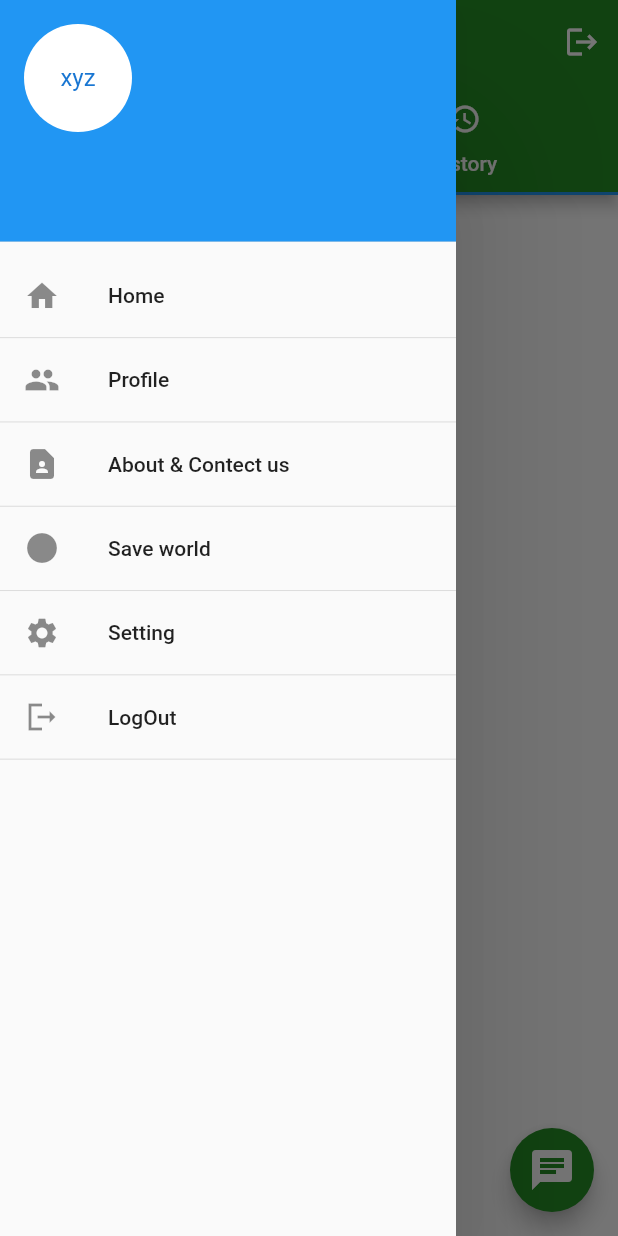
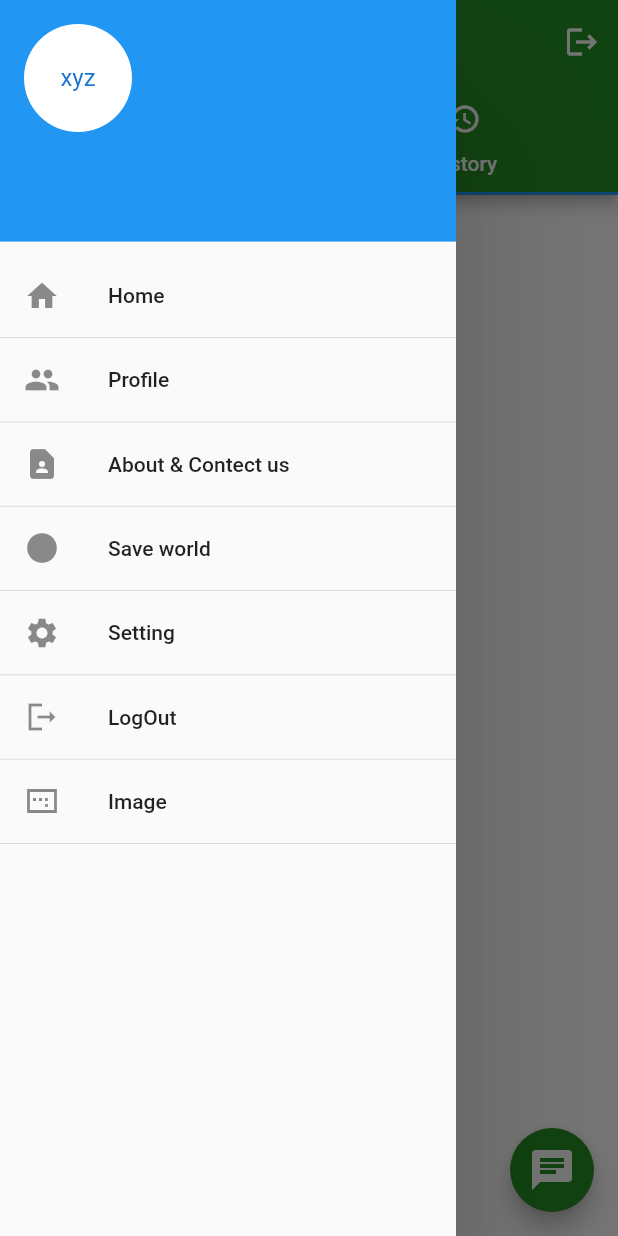
Before and after one commit to sarmiSiva/project, a Flutter app: the indexApp screen opened directly, tab 2 chosen, in the side drawer, after a tap on "Home", on a phone screen of 412 x 824 dp. Run offline on Flutter 3.47's test engine with Material 2 defaults, Android fonts, the phone set to English and light mode, and no system bars; our stand-ins replace cloud_firestore, firebase_auth, firebase_core, firebase_storage, flutter_signin_button, google_sign_in and 3 more; missing offline and left inert: dialogflow_grpc, firebase_auth_web, firebase_core_web, google_sign_in_web, sound_stream, tflite; accounts and stored records are empty; network calls fail; project files that could hold a hidden picture were left out.

Commit message:
some fixed

```diff
--- a/lib/addItem/form_screen.dart
+++ b/lib/addItem/form_screen.dart
@@ -1,8 +1,13 @@
+// import 'dart:html';
+import 'dart:io';
+
 import 'package:flutter/material.dart';
+import 'package:image_picker/image_picker.dart';
 import 'package:project_s/addItem/AddItemdb.dart';
-import 'package:project_s/imgclass/imgClassMyHomePage.dart';
+// import 'package:project_s/imgclass/imgClassMyHomePage.dart';
 import 'package:firebase_auth/firebase_auth.dart';
-import 'package:google_sign_in/google_sign_in.dart';
+// import 'package:google_sign_in/google_sign_in.dart';
+import 'package:tflite/tflite.dart';
 
 class FormScreen extends StatefulWidget {
   @override
@@ -15,6 +20,8 @@ class FormScreenState extends State<FormScreen> {
   final FirebaseAuth _auth = FirebaseAuth.instance;
   User user;
   bool isloggedin = false;
+  List _classifiedResult;
+  File _imageFile;
 
   checkAuthentification() async {
     _auth.authStateChanges().listen((user) {
@@ -42,6 +49,51 @@ class FormScreenState extends State<FormScreen> {
     super.initState();
     this.checkAuthentification();
     this.getUser();
+    loadImageModel();
+  }
+
+  // @override
+  // void dispose() {
+  //   super.dispose();
+  // }
+
+  Future loadImageModel() async {
+    Tflite.close();
+    String result;
+    result = await Tflite.loadModel(
+      model: "assets/catdog_model.tflite",
+      labels: "assets/cat_dog_labels.txt",
+    );
+    print(result);
+  }
+
+  Future selectImage() async {
+    final picker = ImagePicker();
+    var image =
+        await picker.getImage(source: ImageSource.gallery, maxHeight: 300);
+    classifyImage(image);
+  }
+
+  Future classifyImage(image) async {
+    _classifiedResult = null;
+    // Run tensorflowlite image classification model on the image
+    print("classification start $image");
+    final List result = await Tflite.runModelOnImage(
+      path: image.path,
+      numResults: 6,
+      threshold: 0.05,
+      imageMean: 127.5,
+      imageStd: 127.5,
+    );
+    print("classification done");
+    setState(() {
+      if (image != null) {
+        _imageFile = File(image.path);
+        _classifiedResult = result;
+      } else {
+        print('No image selected.');
+      }
+    });
   }
 
   String _itemname;
@@ -251,9 +303,62 @@ class FormScreenState extends State<FormScreen> {
           //margin: EdgeInsets.only(8.0, 8.0, 8.0, 0.0),
           child: Form(
             key: _formKey,
+            child: Center(
               child: Column(
                 mainAxisAlignment: MainAxisAlignment.center,
                 children: <Widget>[
+                  Container(
+                      margin: EdgeInsets.all(15),
+                      padding: EdgeInsets.all(15),
+                      decoration: BoxDecoration(
+                        color: Colors.white,
+                        borderRadius: BorderRadius.all(
+                          Radius.circular(15),
+                        ),
+                        border: Border.all(color: Colors.white),
+                        boxShadow: [
+                          BoxShadow(
+                            color: Colors.black12,
+                            offset: Offset(2, 2),
+                            spreadRadius: 2,
+                            blurRadius: 1,
+                          ),
+                        ],
+                      ),
+                      child: (_imageFile != null)
+                          ? Image.file(_imageFile)
+                          : Image.network('https://i.imgur.com/sUFH1Aq.png')),
+                  RaisedButton(
+                      onPressed: () {
+                        selectImage();
+                      },
+                      child: Icon(Icons.camera)),
+                  SizedBox(height: 20),
+                  SingleChildScrollView(
+                    child: Column(
+                      children: _classifiedResult != null
+                          ? _classifiedResult.map((result) {
+                              return Card(
+                                elevation: 0.0,
+                                color: Colors.lightBlue,
+                                child: Container(
+                                  width: 300,
+                                  margin: EdgeInsets.all(10),
+                                  child: Center(
+                                    child: Text(
+                                      "${result["label"]} :  ${(result["confidence"] * 100).toStringAsFixed(1)}%",
+                                      style: TextStyle(
+                                          color: Colors.black,
+                                          fontSize: 18.0,
+                                          fontWeight: FontWeight.bold),
+                                    ),
+                                  ),
+                                ),
+                              );
+                            }).toList()
+                          : [],
+                    ),
+                  ),
                   _additem(),
                   _addDescribe(),
                   _buildQuantity(),
@@ -350,6 +455,7 @@ class FormScreenState extends State<FormScreen> {
             ),
           ),
         ),
+      ),
 
       /*
         final String username = '${user.displayName}';
--- a/lib/main/indexApp.dart
+++ b/lib/main/indexApp.dart
@@ -207,6 +207,7 @@ import 'package:flutter/material.dart';
 import 'package:project_s/addItem/form_screen.dart';
 import 'package:project_s/chat/chatmain.dart';
 import 'package:project_s/constants.dart';
+import 'package:project_s/imgclass/imgClassMyHomePage.dart';
 import 'package:project_s/page/contactus.dart';
 import 'package:project_s/page/details.dart';
 
@@ -221,6 +222,8 @@ class _indexAppState extends State<indexApp> {
   final FirebaseAuth _auth = FirebaseAuth.instance;
   User user;
   bool isloggedin = false;
+  String userName = '';
+  String userEmail = '';
 
   checkAuthentification() async {
     _auth.authStateChanges().listen((user) {
@@ -240,6 +243,8 @@ class _indexAppState extends State<indexApp> {
         this.user = firebaseUser;
         this.isloggedin = true;
       });
+      userName = user.displayName;
+      userEmail = user.email;
     }
   }
 
@@ -330,8 +335,8 @@ class _indexAppState extends State<indexApp> {
             child: Column(
               children: <Widget>[
                 UserAccountsDrawerHeader(
-                  accountName: Text('${user.displayName}'),
-                  accountEmail: Text('${user.email}'),
+                  accountName: Text(userName),
+                  accountEmail: Text(userEmail),
                   currentAccountPicture: CircleAvatar(
                     backgroundColor: Colors.white,
                     child: Text('xyz'),
@@ -389,6 +394,20 @@ class _indexAppState extends State<indexApp> {
                 Divider(
                   height: 0.2,
                 ),
+                ListTile(
+                  title: Text('Image'),
+                  leading: Icon(Icons.image_aspect_ratio_sharp),
+                  onTap: () {
+                    Navigator.push(
+                      context,
+                      MaterialPageRoute(
+                          builder: (context) => imgClassMyHomePage()),
+                    );
+                  },
+                ),
+                Divider(
+                  height: 0.2,
+                ),
               ],
             ),
           ),
```
Lines whose indentation alone changed are shown as unchanged.
